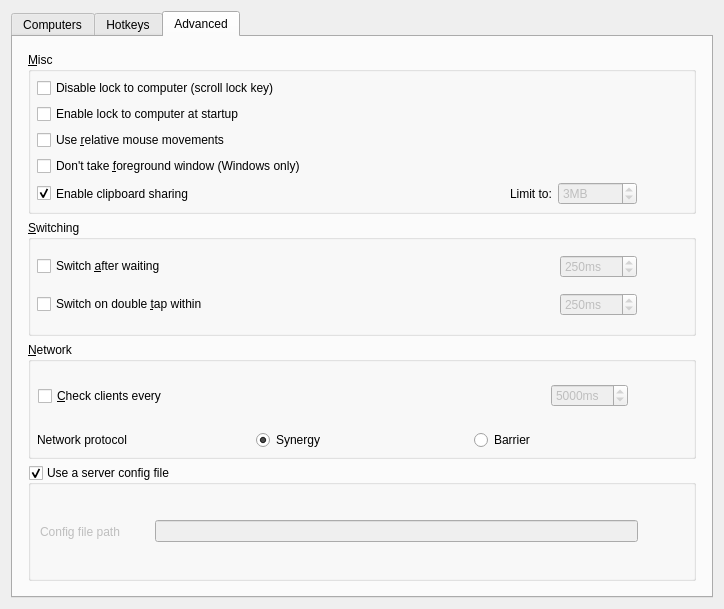
Qt form src/lib/gui/dialogs/ServerConfigDialog.ui (deskflow/deskflow) before a commit.
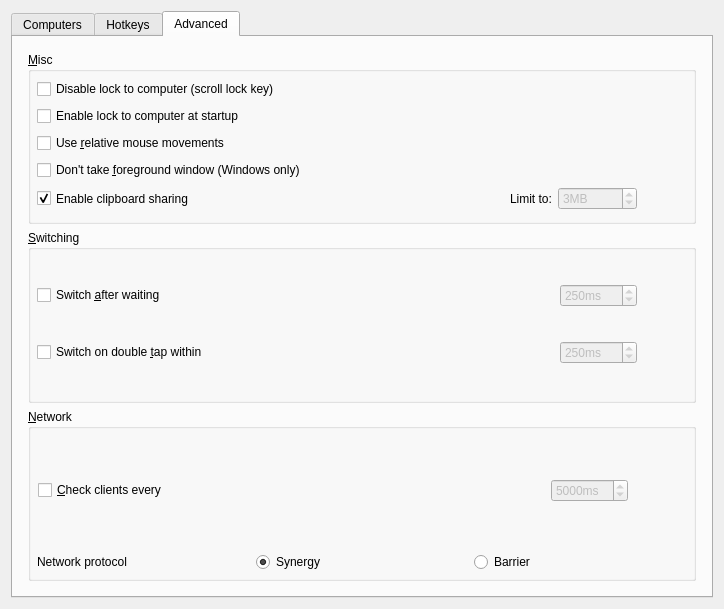
The same form after that commit. The open tabs and pages were chosen to show the change. Icons and pictures are not drawn. Custom widgets are drawn as their Qt base class.

Commit message: refactor: move config to qt config file and remove legacy config file

Patch:
```diff
--- a/src/lib/gui/dialogs/ServerConfigDialog.ui
+++ b/src/lib/gui/dialogs/ServerConfigDialog.ui
@@ -763,120 +763,6 @@
          </layout>
         </widget>
        </item>
-       <item>
-        <widget class="QGroupBox" name="groupExternalConfig">
-         <property name="toolTip">
-          <string>Use a server config file to create complex computer layouts that are not possible with the simple grid-based computer layout editor.
-
-Enabling this setting will disable the server config GUI.</string>
-         </property>
-         <property name="title">
-          <string>Use a server config file</string>
-         </property>
-         <property name="checkable">
-          <bool>true</bool>
-         </property>
-         <layout class="QHBoxLayout" name="horizontalLayout">
-          <item>
-           <widget class="QWidget" name="widgetExternalConfigControls" native="true">
-            <property name="enabled">
-             <bool>false</bool>
-            </property>
-            <layout class="QHBoxLayout" name="horizontalLayout_2">
-             <property name="leftMargin">
-              <number>0</number>
-             </property>
-             <property name="topMargin">
-              <number>0</number>
-             </property>
-             <property name="rightMargin">
-              <number>0</number>
-             </property>
-             <property name="bottomMargin">
-              <number>0</number>
-             </property>
-             <item>
-              <widget class="QLabel" name="labelConfigFile">
-               <property name="sizePolicy">
-                <sizepolicy hsizetype="Maximum" vsizetype="Preferred">
-                 <horstretch>0</horstretch>
-                 <verstretch>0</verstretch>
-                </sizepolicy>
-               </property>
-               <property name="minimumSize">
-                <size>
-                 <width>96</width>
-                 <height>0</height>
-                </size>
-               </property>
-               <property name="text">
-                <string>Config file path</string>
-               </property>
-              </widget>
-             </item>
-             <item>
-              <spacer name="horizontalSpacer_6">
-               <property name="orientation">
-                <enum>Qt::Orientation::Horizontal</enum>
-               </property>
-               <property name="sizeType">
-                <enum>QSizePolicy::Policy::Fixed</enum>
-               </property>
-               <property name="sizeHint" stdset="0">
-                <size>
-                 <width>13</width>
-                 <height>20</height>
-                </size>
-               </property>
-              </spacer>
-             </item>
-             <item>
-              <widget class="QLineEdit" name="lineConfigFile">
-               <property name="sizePolicy">
-                <sizepolicy hsizetype="Minimum" vsizetype="Fixed">
-                 <horstretch>0</horstretch>
-                 <verstretch>0</verstretch>
-                </sizepolicy>
-               </property>
-               <property name="minimumSize">
-                <size>
-                 <width>180</width>
-                 <height>0</height>
-                </size>
-               </property>
-              </widget>
-             </item>
-             <item>
-              <widget class="QPushButton" name="btnBrowseConfigFile">
-               <property name="sizePolicy">
-                <sizepolicy hsizetype="Fixed" vsizetype="Fixed">
-                 <horstretch>0</horstretch>
-                 <verstretch>0</verstretch>
-                </sizepolicy>
-               </property>
-               <property name="minimumSize">
-                <size>
-                 <width>0</width>
-                 <height>0</height>
-                </size>
-               </property>
-               <property name="cursor">
-                <cursorShape>PointingHandCursor</cursorShape>
-               </property>
-               <property name="text">
-                <string/>
-               </property>
-               <property name="flat">
-                <bool>true</bool>
-               </property>
-              </widget>
-             </item>
-            </layout>
-           </widget>
-          </item>
-         </layout>
-        </widget>
-       </item>
       </layout>
      </widget>
     </widget>
```
The commit also changes 32 other files.
